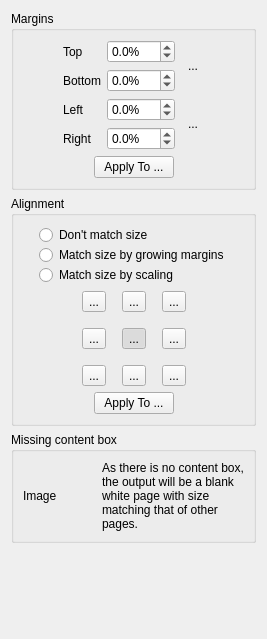
ImageProcessing-ElectronicPublications/scantailor-experimental, file src/filters/page_layout/ui/PageLayoutOptionsWidget.ui: the form before one commit.
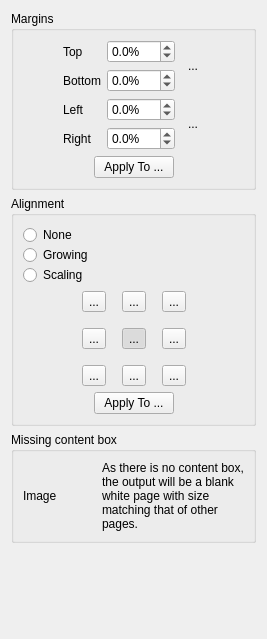
The form after the commit. Icons and pictures are not drawn.

Commit message: 0.2023.11.09: page layout: fix long string -> remove to tooltips

What changed in the file:
```diff
--- a/src/filters/page_layout/ui/PageLayoutOptionsWidget.ui
+++ b/src/filters/page_layout/ui/PageLayoutOptionsWidget.ui
@@ -266,24 +266,14 @@
         <property name="spacing">
          <number>0</number>
         </property>
-        <item>
-         <spacer name="horizontalSpacer_7">
-          <property name="orientation">
-           <enum>Qt::Horizontal</enum>
-          </property>
-          <property name="sizeHint" stdset="0">
-           <size>
-            <width>0</width>
-            <height>0</height>
-           </size>
-          </property>
-         </spacer>
-        </item>
         <item>
          <layout class="QVBoxLayout" name="verticalLayout_3">
           <item>
            <widget class="QRadioButton" name="matchSizeDisabledRb">
             <property name="text">
+             <string>None</string>
+            </property>
+            <property name="toolTip">
              <string>Don't match size</string>
             </property>
             <attribute name="buttonGroup">
@@ -294,6 +284,9 @@
           <item>
            <widget class="QRadioButton" name="matchSizeMarginsRb">
             <property name="text">
+             <string>Growing</string>
+            </property>
+            <property name="toolTip">
              <string>Match size by growing margins</string>
             </property>
             <attribute name="buttonGroup">
@@ -304,6 +297,9 @@
           <item>
            <widget class="QRadioButton" name="matchSizeScaleRb">
             <property name="text">
+             <string>Scaling</string>
+            </property>
+            <property name="toolTip">
              <string>Match size by scaling</string>
             </property>
             <attribute name="buttonGroup">
```
The commit also changes 2 other files.
